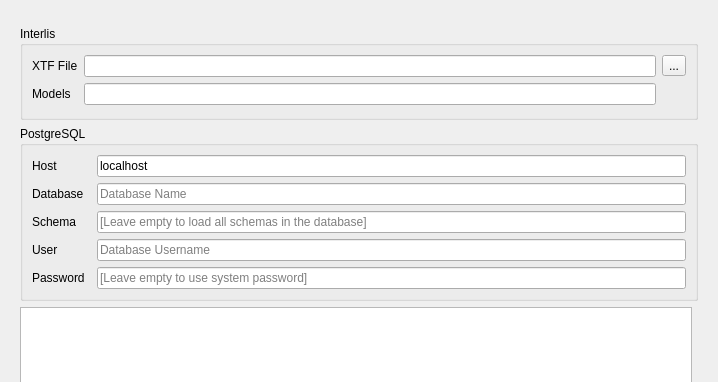
This is projectgenerator/ui/export.ui in opengisch/QgisModelBaker as Qt 5 draws it before an edit; both pictures show x 0 to 718 and y 0 to 382 of the 718 by 674 pixel window. The edited form follows.
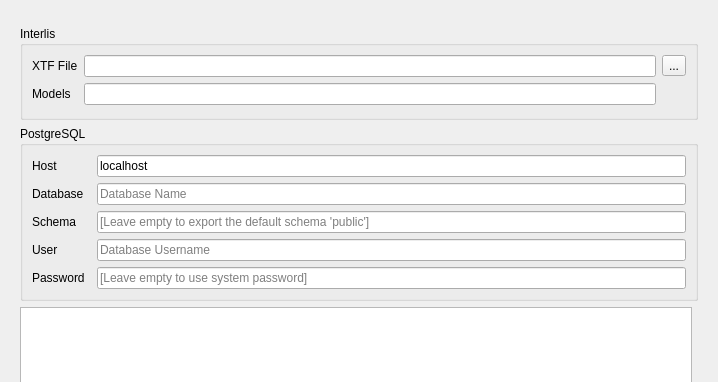
This is the edited form.

Commit message: Make 'public' the default schema

Diff of the .ui file:
```diff
--- a/projectgenerator/ui/export.ui
+++ b/projectgenerator/ui/export.ui
@@ -55,7 +55,7 @@
           <item row="4" column="2">
            <widget class="QLineEdit" name="pg_schema_line_edit">
             <property name="placeholderText">
-             <string>[Leave empty to load all schemas in the database]</string>
+             <string>[Leave empty to export the default schema 'public']</string>
             </property>
            </widget>
           </item>
```
The commit also changes 4 other files.
